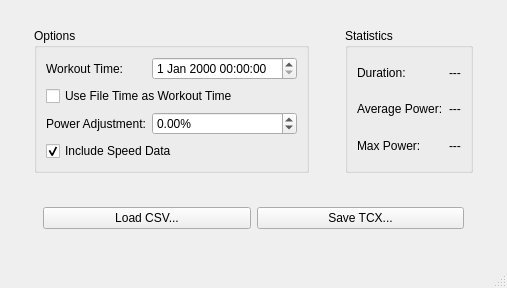
First picture: the form in source/mainwindow.ui, repository j33433/MPowerTCX, before the edit.
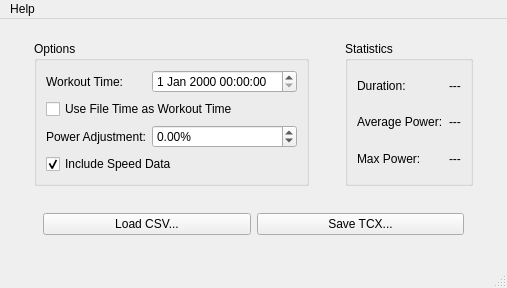
Second picture: the form after the edit.

Commit message: Add license and about dialog

The edit to the form file:
```diff
--- a/source/mainwindow.ui
+++ b/source/mainwindow.ui
@@ -234,6 +234,13 @@
      <height>27</height>
     </rect>
    </property>
+   <widget class="QMenu" name="menuHelp">
+    <property name="title">
+     <string>Help</string>
+    </property>
+    <addaction name="actionAbout"/>
+   </widget>
+   <addaction name="menuHelp"/>
   </widget>
   <widget class="QStatusBar" name="statusbar"/>
  </widget>
```
Left out of the diff: 5 changed lines with no effect on the pictures. The commit also changes 7 other files.
